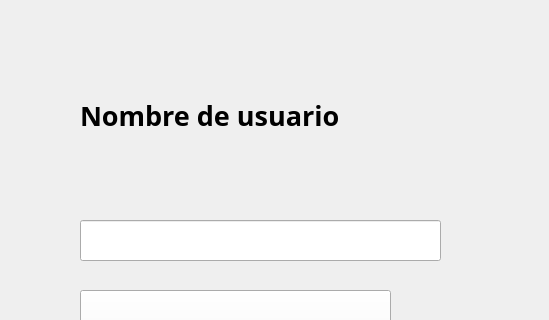
The window that menujugador.ui (serendipity-com/Mario) describes before a commit, drawn with Qt 5; both pictures show x 680 to 1229 and y 0 to 320 of the 1229 by 768 pixel window.
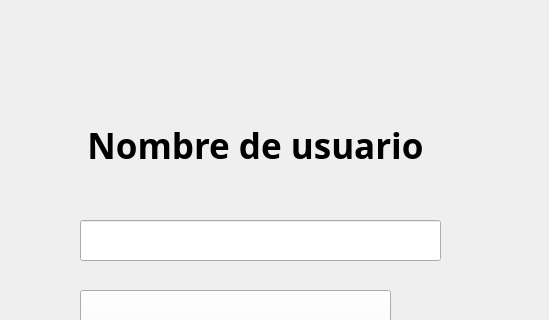
The same window after the commit. Icons and pictures are not drawn.

Diff of the .ui file:
```diff
--- a/menujugador.ui
+++ b/menujugador.ui
@@ -10,6 +10,18 @@
     <height>768</height>
    </rect>
   </property>
+  <property name="minimumSize">
+   <size>
+    <width>1229</width>
+    <height>768</height>
+   </size>
+  </property>
+  <property name="maximumSize">
+   <size>
+    <width>1229</width>
+    <height>768</height>
+   </size>
+  </property>
   <property name="windowTitle">
    <string>Form</string>
   </property>
@@ -61,12 +73,15 @@
     </property>
    </widget>
    <widget class="QLabel" name="NombreDeUsuario">
+    <property name="enabled">
+     <bool>true</bool>
+    </property>
     <property name="geometry">
      <rect>
       <x>780</x>
-      <y>40</y>
-      <width>311</width>
-      <height>151</height>
+      <y>100</y>
+      <width>351</width>
+      <height>91</height>
      </rect>
     </property>
     <property name="font">
@@ -81,7 +96,7 @@
      <string notr="true">border-image: url(:/Imagenes/fondoMenu2.jpg);</string>
     </property>
     <property name="text">
-     <string>Nombre de usuario</string>
+     <string>&lt;html&gt;&lt;head/&gt;&lt;body&gt;&lt;p align=&quot;center&quot;&gt;&lt;span style=&quot; font-size:26pt;&quot;&gt;Nombre de usuario&lt;/span&gt;&lt;/p&gt;&lt;/body&gt;&lt;/html&gt;</string>
     </property>
    </widget>
    <widget class="QPushButton" name="NuevaPartida">
```
Left out of the diff: 9 changed lines with no effect on the pictures.
